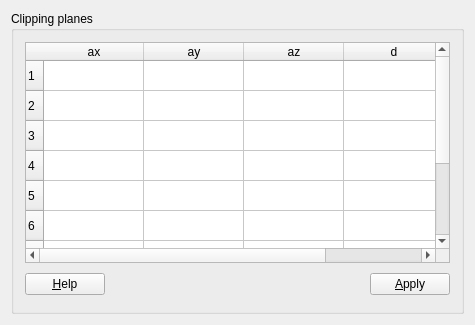
Old version of the form HEN_HOUSE/egs++/view/clippingplanes.ui in the repository nrc-cnrc/EGSnrc.
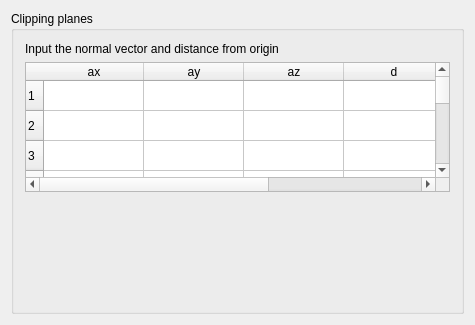
New version of the form.

Commit message: Improve egs_view clipping planes gui

```diff
--- a/HEN_HOUSE/egs++/view/clippingplanes.ui
+++ b/HEN_HOUSE/egs++/view/clippingplanes.ui
@@ -47,64 +47,31 @@
       <string>Clipping planes</string>
      </property>
      <layout class="QVBoxLayout">
+      <item>
+       <widget class="QLabel" name="label">
+        <property name="text">
+         <string>Input the normal vector and distance from origin</string>
+        </property>
+       </widget>
+      </item>
       <item>
        <widget class="QTableWidget" name="planeTable">
         <property name="rowCount">
          <number>10</number>
         </property>
         <property name="columnCount">
-         <number>4</number>
+         <number>5</number>
         </property>
-        <row>
-         <property name="text">
-          <string>1</string>
-         </property>
-        </row>
-        <row>
-         <property name="text">
-          <string>2</string>
-         </property>
-        </row>
-        <row>
-         <property name="text">
-          <string>3</string>
-         </property>
-        </row>
-        <row>
-         <property name="text">
-          <string>4</string>
-         </property>
-        </row>
-        <row>
-         <property name="text">
-          <string>5</string>
-         </property>
-        </row>
-        <row>
-         <property name="text">
-          <string>6</string>
-         </property>
-        </row>
-        <row>
-         <property name="text">
-          <string>7</string>
-         </property>
-        </row>
-        <row>
-         <property name="text">
-          <string>8</string>
-         </property>
-        </row>
-        <row>
-         <property name="text">
-          <string>9</string>
-         </property>
-        </row>
-        <row>
-         <property name="text">
-          <string>10</string>
-         </property>
-        </row>
+        <row/>
+        <row/>
+        <row/>
+        <row/>
+        <row/>
+        <row/>
+        <row/>
+        <row/>
+        <row/>
+        <row/>
         <column>
          <property name="text">
           <string>ax</string>
@@ -125,20 +92,215 @@
           <string>d</string>
          </property>
         </column>
+        <column>
+         <property name="text">
+          <string> </string>
+         </property>
+        </column>
+        <item row="0" column="4">
+         <property name="text">
+          <string/>
+         </property>
+         <property name="background">
+          <brush brushstyle="SolidPattern">
+           <color alpha="255">
+            <red>186</red>
+            <green>189</green>
+            <blue>182</blue>
+           </color>
+          </brush>
+         </property>
+         <property name="checkState">
+          <enum>Checked</enum>
+         </property>
+         <property name="flags">
+          <set>ItemIsUserCheckable|ItemIsEnabled</set>
+         </property>
+        </item>
+        <item row="1" column="4">
+         <property name="text">
+          <string/>
+         </property>
+         <property name="background">
+          <brush brushstyle="SolidPattern">
+           <color alpha="255">
+            <red>186</red>
+            <green>189</green>
+            <blue>182</blue>
+           </color>
+          </brush>
+         </property>
+         <property name="checkState">
+          <enum>Checked</enum>
+         </property>
+         <property name="flags">
+          <set>ItemIsUserCheckable|ItemIsEnabled</set>
+         </property>
+        </item>
+        <item row="2" column="4">
+         <property name="text">
+          <string/>
+         </property>
+         <property name="background">
+          <brush brushstyle="SolidPattern">
+           <color alpha="255">
+            <red>186</red>
+            <green>189</green>
+            <blue>182</blue>
+           </color>
+          </brush>
+         </property>
+         <property name="checkState">
+          <enum>Checked</enum>
+         </property>
+         <property name="flags">
+          <set>ItemIsUserCheckable|ItemIsEnabled</set>
+         </property>
+        </item>
+        <item row="3" column="4">
+         <property name="text">
+          <string/>
+         </property>
+         <property name="background">
+          <brush brushstyle="SolidPattern">
+           <color alpha="255">
+            <red>186</red>
+            <green>189</green>
+            <blue>182</blue>
+           </color>
+          </brush>
+         </property>
+         <property name="checkState">
+          <enum>Checked</enum>
+         </property>
+         <property name="flags">
+          <set>ItemIsUserCheckable|ItemIsEnabled</set>
+         </property>
+        </item>
+        <item row="4" column="4">
+         <property name="text">
+          <string/>
+         </property>
+         <property name="background">
+          <brush brushstyle="SolidPattern">
+           <color alpha="255">
+            <red>186</red>
+            <green>189</green>
+            <blue>182</blue>
+           </color>
+          </brush>
+         </property>
+         <property name="checkState">
+          <enum>Checked</enum>
+         </property>
+         <property name="flags">
+          <set>ItemIsUserCheckable|ItemIsEnabled</set>
+         </property>
+        </item>
+        <item row="5" column="4">
+         <property name="text">
+          <string/>
+         </property>
+         <property name="background">
+          <brush brushstyle="SolidPattern">
+           <color alpha="255">
+            <red>186</red>
+            <green>189</green>
+            <blue>182</blue>
+           </color>
+          </brush>
+         </property>
+         <property name="checkState">
+          <enum>Checked</enum>
+         </property>
+         <property name="flags">
+          <set>ItemIsUserCheckable|ItemIsEnabled</set>
+         </property>
+        </item>
+        <item row="6" column="4">
+         <property name="text">
+          <string/>
+         </property>
+         <property name="background">
+          <brush brushstyle="SolidPattern">
+           <color alpha="255">
+            <red>186</red>
+            <green>189</green>
+            <blue>182</blue>
+           </color>
+          </brush>
+         </property>
+         <property name="checkState">
+          <enum>Checked</enum>
+         </property>
+         <property name="flags">
+          <set>ItemIsUserCheckable|ItemIsEnabled</set>
+         </property>
+        </item>
+        <item row="7" column="4">
+         <property name="text">
+          <string/>
+         </property>
+         <property name="background">
+          <brush brushstyle="SolidPattern">
+           <color alpha="255">
+            <red>186</red>
+            <green>189</green>
+            <blue>182</blue>
+           </color>
+          </brush>
+         </property>
+         <property name="checkState">
+          <enum>Checked</enum>
+         </property>
+         <property name="flags">
+          <set>ItemIsUserCheckable|ItemIsEnabled</set>
+         </property>
+        </item>
+        <item row="8" column="4">
+         <property name="text">
+          <string/>
+         </property>
+         <property name="background">
+          <brush brushstyle="SolidPattern">
+           <color alpha="255">
+            <red>186</red>
+            <green>189</green>
+            <blue>182</blue>
+           </color>
+          </brush>
+         </property>
+         <property name="checkState">
+          <enum>Checked</enum>
+         </property>
+         <property name="flags">
+          <set>ItemIsUserCheckable|ItemIsEnabled</set>
+         </property>
+        </item>
+        <item row="9" column="4">
+         <property name="text">
+          <string/>
+         </property>
+         <property name="background">
+          <brush brushstyle="SolidPattern">
+           <color alpha="255">
+            <red>186</red>
+            <green>189</green>
+            <blue>182</blue>
+           </color>
+          </brush>
+         </property>
+         <property name="checkState">
+          <enum>Checked</enum>
+         </property>
+         <property name="flags">
+          <set>ItemIsUserCheckable|ItemIsEnabled</set>
+         </property>
+        </item>
        </widget>
       </item>
       <item>
        <layout class="QHBoxLayout">
-        <item>
-         <widget class="QPushButton" name="pushButton2">
-          <property name="text">
-           <string>&amp;Help</string>
-          </property>
-          <property name="shortcut">
-           <string>Alt+H</string>
-          </property>
-         </widget>
-        </item>
         <item>
          <spacer name="spacer1">
           <property name="orientation">
@@ -150,21 +312,11 @@
           <property name="sizeHint" stdset="0">
            <size>
             <width>211</width>
-            <height>31</height>
+            <height>108</height>
            </size>
           </property>
          </spacer>
         </item>
-        <item>
-         <widget class="QPushButton" name="pushButton1">
-          <property name="text">
-           <string>&amp;Apply</string>
-          </property>
-          <property name="shortcut">
-           <string>Alt+A</string>
-          </property>
-         </widget>
-        </item>
        </layout>
       </item>
      </layout>
```
Left out of the diff: 26 changed lines with no effect on the pictures. The commit also changes 2 other files.
